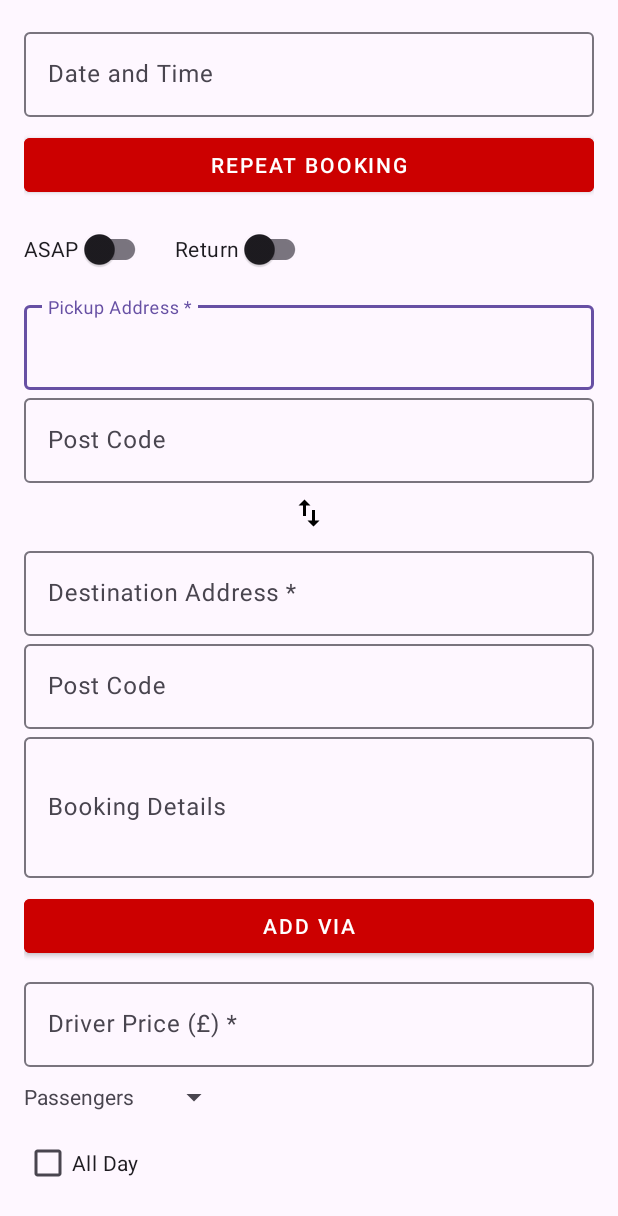
After one commit to arvindverma63/ACE_TAXI_APP, an Android app: the BookingActivity screen opened directly, with no data from a screen before it, on a phone screen of 412 x 824 dp. The commit adds this screen. Shown: the top 1216 px of the screen. Run offline under Robolectric (Android 15) with nearby library versions, the phone set to English and light mode, and no system bars.

Commit message:
Booking Form Add

```diff
--- /dev/null
+++ b/app/src/main/java/com/example/joyride/Activities/BookingActivity.java
@@ -0,0 +1,21 @@
+package com.example.joyride.Activities;
+
+import android.os.Bundle;
+
+import androidx.activity.EdgeToEdge;
+import androidx.appcompat.app.AppCompatActivity;
+import androidx.core.graphics.Insets;
+import androidx.core.view.ViewCompat;
+import androidx.core.view.WindowInsetsCompat;
+
+import com.example.joyride.R;
+
+public class BookingActivity extends AppCompatActivity {
+
+    @Override
+    protected void onCreate(Bundle savedInstanceState) {
+        super.onCreate(savedInstanceState);
+        EdgeToEdge.enable(this);
+        setContentView(R.layout.activity_booking);
+    }
+}
--- a/app/src/main/java/com/example/joyride/AlertDialogs/BookingDialog.java
+++ b/app/src/main/java/com/example/joyride/AlertDialogs/BookingDialog.java
@@ -22,12 +22,4 @@ public class BookingDialog {
         dialog.show();
     }
 
-    public void addBookingModal(){
-        AlertDialog.Builder dialog = new AlertDialog.Builder(context);
-        LayoutInflater inflater = LayoutInflater.from(context);
-        View dialogView = inflater.inflate(R.layout.add_activity_modal,null);
-        dialog.setView(dialogView);
-        dialog.setCancelable(true);
-        dialog.show();
-    }
 }
--- a/app/src/main/java/com/example/joyride/Fragments/ActivityFragment.java
+++ b/app/src/main/java/com/example/joyride/Fragments/ActivityFragment.java
@@ -2,12 +2,14 @@ package com.example.joyride.Fragments;
 
 import android.app.AlertDialog;
 import android.app.DatePickerDialog;
+import android.content.Intent;
 import android.os.Bundle;
 import android.text.Editable;
 import android.text.TextWatcher;
 import android.view.LayoutInflater;
 import android.view.View;
 import android.view.ViewGroup;
+import android.widget.Button;
 import android.widget.ImageButton;
 import android.widget.Toast;
 
@@ -17,6 +19,7 @@ import androidx.fragment.app.Fragment;
 import androidx.recyclerview.widget.LinearLayoutManager;
 import androidx.recyclerview.widget.RecyclerView;
 
+import com.example.joyride.Activities.BookingActivity;
 import com.example.joyride.Adapters.ActivityAdapter;
 import com.example.joyride.AlertDialogs.BookingDialog;
 import com.example.joyride.Models.ActivityItem;
@@ -40,11 +43,18 @@ public class ActivityFragment extends Fragment {
     private Calendar calendar;
     private SimpleDateFormat dateFormat;
     private String selectedDate;
+    private ImageButton addActivity;
 
     @Override
     public View onCreateView(LayoutInflater inflater, ViewGroup container,Bundle savedInstanceState) {
         // Inflate the layout for this fragment
-        return inflater.inflate(R.layout.fragment_activity, container, false);
+        View view = inflater.inflate(R.layout.fragment_activity, container, false);
+        addActivity = (ImageButton) view.findViewById(R.id.add_activity);
+        addActivity.setOnClickListener(view1 -> {
+           Intent intent = new Intent(getContext(),BookingActivity.class);
+           startActivity(intent);
+        });
+        return view;
     }
 
     @Override
--- a/app/src/main/java/com/example/joyride/MainActivity.java
+++ b/app/src/main/java/com/example/joyride/MainActivity.java
@@ -36,7 +36,6 @@ public class MainActivity extends AppCompatActivity {
 
         // Request notification permission for Android 13+
         requestNotificationPermission();
-
         // Fetch FCM token
         fetchFCMToken();
     }
--- a/app/src/main/java/com/example/joyride/sliders/FinalSlider.java
+++ b/app/src/main/java/com/example/joyride/sliders/FinalSlider.java
@@ -16,7 +16,6 @@ public class FinalSlider extends AppCompatActivity {
         super.onCreate(savedInstanceState);
         EdgeToEdge.enable(this);
         setContentView(R.layout.activity_final_slider);
-
         getWindow().getDecorView().setSystemUiVisibility(
                 View.SYSTEM_UI_FLAG_HIDE_NAVIGATION
                         | View.SYSTEM_UI_FLAG_IMMERSIVE_STICKY
--- /dev/null
+++ b/app/src/main/res/drawable/ic_swap.xml
@@ -0,0 +1,5 @@
+<vector xmlns:android="http://schemas.android.com/apk/res/android" android:height="24dp" android:tint="#000000" android:viewportHeight="24" android:viewportWidth="24" android:width="24dp">
+
+    <path android:fillColor="@android:color/white" android:pathData="M16,17.01V10h-2v7.01h-3L15,21l4,-3.99h-3zM9,3L5,6.99h3V14h2V6.99h3L9,3z"/>
+
+</vector>
--- a/app/src/main/res/drawable/profile_image.xml
+++ /dev/null
@@ -1,10 +0,0 @@
-
-<vector xmlns:android="http://schemas.android.com/apk/res/android"
-    android:width="48dp"
-    android:height="48dp"
-    android:viewportWidth="24"
-    android:viewportHeight="24">
-    <path
-        android:fillColor="#9E9E9E"
-        android:pathData="M12,12a5,5 0 1,1 17,7 5,5 0 0,1 12,12M12,14c-2.67,0 -8,1.34 -8,4v2h16v-2c0,-2.66 -5.33,-4 -8,-4Z" />
-</vector>
--- /dev/null
+++ b/app/src/main/res/layout/activity_booking.xml
@@ -0,0 +1,374 @@
+<?xml version="1.0" encoding="utf-8"?>
+<LinearLayout xmlns:android="http://schemas.android.com/apk/res/android"
+    xmlns:app="http://schemas.android.com/apk/res-auto"
+    xmlns:tools="http://schemas.android.com/tools"
+    android:layout_width="match_parent"
+    android:layout_height="match_parent"
+    android:orientation="vertical"
+    android:padding="16dp"
+    style="@style/formBg">
+
+
+    <ScrollView
+        android:layout_width="match_parent"
+        android:scrollbars="none"
+        android:layout_height="wrap_content">
+
+        <LinearLayout
+            android:layout_width="match_parent"
+            android:layout_height="wrap_content"
+            android:orientation="vertical">
+
+            <!-- Date and Time Picker -->
+            <com.google.android.material.textfield.TextInputLayout
+                android:layout_width="match_parent"
+                android:layout_height="wrap_content"
+                android:hint="Date and Time">
+
+                <EditText
+                    android:id="@+id/dateTimePicker"
+                    android:layout_width="match_parent"
+                    android:layout_height="wrap_content"
+                    android:focusable="false"
+                    android:inputType="none" />
+            </com.google.android.material.textfield.TextInputLayout>
+
+            <!-- Repeat Booking Button -->
+            <Button
+                android:id="@+id/repeatBookingButton"
+                android:layout_width="match_parent"
+                android:layout_height="wrap_content"
+                android:layout_marginTop="8dp"
+                android:backgroundTint="@color/buttonRed"
+                android:text="Repeat Booking"
+                android:textColor="@color/white"
+                style="@style/Widget.MaterialComponents.Button" />
+
+            <!-- Toggle Buttons for ASAP and Return -->
+            <LinearLayout
+                android:layout_width="match_parent"
+                android:layout_height="wrap_content"
+                android:orientation="horizontal"
+                android:layout_marginTop="8dp">
+
+                <com.google.android.material.switchmaterial.SwitchMaterial
+                    android:id="@+id/asapSwitch"
+                    android:layout_width="wrap_content"
+                    android:layout_height="wrap_content"
+                    android:text="ASAP" />
+
+                <com.google.android.material.switchmaterial.SwitchMaterial
+                    android:id="@+id/returnSwitch"
+                    android:layout_width="wrap_content"
+                    android:layout_height="wrap_content"
+                    android:text="Return"
+                    android:layout_marginStart="16dp" />
+            </LinearLayout>
+
+            <!-- Pickup Address -->
+            <com.google.android.material.textfield.TextInputLayout
+                android:layout_width="match_parent"
+                android:layout_height="wrap_content"
+                android:hint="Pickup Address *"
+                android:layout_marginTop="8dp">
+
+                <EditText
+                    android:id="@+id/pickupAddress"
+                    android:layout_width="match_parent"
+                    android:layout_height="wrap_content" />
+            </com.google.android.material.textfield.TextInputLayout>
+
+            <!-- Post Code -->
+            <com.google.android.material.textfield.TextInputLayout
+                android:layout_width="match_parent"
+                android:layout_height="wrap_content"
+                android:hint="Post Code">
+
+                <EditText
+                    android:id="@+id/pickupPostCode"
+                    android:layout_width="match_parent"
+                    android:layout_height="wrap_content" />
+            </com.google.android.material.textfield.TextInputLayout>
+
+            <!-- Address Swap Icon -->
+            <ImageView
+                android:layout_width="wrap_content"
+                android:layout_height="wrap_content"
+                android:src="@drawable/ic_swap"
+                android:layout_gravity="center"
+                android:layout_marginVertical="8dp" />
+
+            <!-- Destination Address -->
+            <com.google.android.material.textfield.TextInputLayout
+                android:layout_width="match_parent"
+                android:layout_height="wrap_content"
+                android:hint="Destination Address *">
+
+                <EditText
+                    android:id="@+id/destinationAddress"
+                    android:layout_width="match_parent"
+                    android:layout_height="wrap_content" />
+            </com.google.android.material.textfield.TextInputLayout>
+
+            <!-- Destination Post Code -->
+            <com.google.android.material.textfield.TextInputLayout
+                android:layout_width="match_parent"
+                android:layout_height="wrap_content"
+                android:hint="Post Code">
+
+                <EditText
+                    android:id="@+id/destinationPostCode"
+                    android:layout_width="match_parent"
+                    android:layout_height="wrap_content" />
+            </com.google.android.material.textfield.TextInputLayout>
+
+            <!-- Booking Details -->
+            <com.google.android.material.textfield.TextInputLayout
+                android:layout_width="match_parent"
+                android:layout_height="wrap_content"
+                android:hint="Booking Details">
+
+                <EditText
+                    android:id="@+id/bookingDetails"
+                    android:layout_width="match_parent"
+                    android:layout_height="wrap_content"
+                    android:inputType="textMultiLine"
+                    android:minLines="3" />
+            </com.google.android.material.textfield.TextInputLayout>
+
+            <!-- Add VIA Button -->
+            <Button
+                android:id="@+id/addViaButton"
+                android:layout_width="match_parent"
+                android:layout_height="wrap_content"
+                android:layout_marginTop="8dp"
+                android:text="Add VIA"
+                android:textColor="@color/white"
+                android:backgroundTint="@color/buttonRed"
+                style="@style/Widget.MaterialComponents.Button" />
+
+            <!-- Driver Price -->
+            <com.google.android.material.textfield.TextInputLayout
+                android:layout_width="match_parent"
+                android:layout_height="wrap_content"
+                android:hint="Driver Price (£) *"
+                android:layout_marginTop="8dp">
+
+                <EditText
+                    android:id="@+id/driverPrice"
+                    android:layout_width="match_parent"
+                    android:layout_height="wrap_content"
+                    android:inputType="numberDecimal" />
+            </com.google.android.material.textfield.TextInputLayout>
+
+            <!-- Passengers -->
+            <LinearLayout
+                android:layout_width="match_parent"
+                android:layout_height="wrap_content"
+                android:orientation="horizontal"
+                android:layout_marginTop="8dp">
+
+                <TextView
+                    android:layout_width="wrap_content"
+                    android:layout_height="wrap_content"
+                    android:text="Passengers"
+                    android:layout_gravity="center_vertical" />
+
+                <Spinner
+                    android:id="@+id/passengerSpinner"
+                    android:layout_width="wrap_content"
+                    android:layout_height="wrap_content"
+                    android:layout_marginStart="16dp"
+                    tools:ignore="TouchTargetSizeCheck" />
+            </LinearLayout>
+
+            <!-- All Day Checkbox -->
+            <CheckBox
+                android:id="@+id/allDayCheckbox"
+                android:layout_width="wrap_content"
+                android:layout_height="wrap_content"
+                android:layout_marginTop="8dp"
+                android:text="All Day" />
+
+            <!-- Get Quote Button -->
+            <Button
+                android:id="@+id/getQuoteButton"
+                android:layout_width="match_parent"
+                android:layout_height="wrap_content"
+                android:layout_marginTop="8dp"
+                android:backgroundTint="@color/buttonRed"
+                android:textColor="@color/white"
+                android:text="Get Quote"
+                style="@style/Widget.MaterialComponents.Button" />
+
+            <!-- Name -->
+            <com.google.android.material.textfield.TextInputLayout
+                android:layout_width="match_parent"
+                android:layout_height="wrap_content"
+                android:hint="Name *"
+                android:layout_marginTop="8dp">
+
+                <EditText
+                    android:id="@+id/nameField"
+                    android:layout_width="match_parent"
+                    android:layout_height="wrap_content" />
+            </com.google.android.material.textfield.TextInputLayout>
+
+            <!-- Hours and Minutes -->
+            <LinearLayout
+                android:layout_width="match_parent"
+                android:layout_height="wrap_content"
+                android:orientation="horizontal"
+                android:layout_marginTop="8dp">
+
+                <com.google.android.material.textfield.TextInputLayout
+                    android:layout_width="0dp"
+                    android:layout_weight="1"
+                    android:layout_height="wrap_content"
+                    android:hint="Hours *">
+
+                    <EditText
+                        android:id="@+id/hoursField"
+                        android:layout_width="match_parent"
+                        android:layout_height="wrap_content"
+                        android:inputType="number" />
+                </com.google.android.material.textfield.TextInputLayout>
+
+                <com.google.android.material.textfield.TextInputLayout
+                    android:layout_width="0dp"
+                    android:layout_weight="1"
+                    android:layout_height="wrap_content"
+                    android:layout_marginStart="8dp"
+                    android:hint="Minutes *">
+
+                    <EditText
+                        android:id="@+id/minutesField"
+                        android:layout_width="match_parent"
+                        android:layout_height="wrap_content"
+                        android:inputType="number" />
+                </com.google.android.material.textfield.TextInputLayout>
+            </LinearLayout>
+
+            <!-- Email -->
+            <com.google.android.material.textfield.TextInputLayout
+                android:layout_width="match_parent"
+                android:layout_height="wrap_content"
+                android:hint="Email">
+
+                <EditText
+                    android:id="@+id/emailField"
+                    android:layout_width="match_parent"
+                    android:layout_height="wrap_content"
+                    android:inputType="textEmailAddress" />
+            </com.google.android.material.textfield.TextInputLayout>
+
+            <!-- Phone and Lookup Button -->
+            <LinearLayout
+                android:layout_width="match_parent"
+                android:layout_height="wrap_content"
+                android:orientation="horizontal"
+                android:layout_marginTop="8dp">
+
+                <com.google.android.material.textfield.TextInputLayout
+                    android:layout_width="0dp"
+                    android:layout_weight="1"
+                    android:layout_height="wrap_content"
+                    android:hint="Phone">
+
+                    <EditText
+                        android:id="@+id/phoneField"
+                        android:layout_width="match_parent"
+                        android:layout_height="wrap_content"
+                        android:inputType="phone" />
+                </com.google.android.material.textfield.TextInputLayout>
+
+                <Button
+                    android:id="@+id/lookupButton"
+                    android:layout_width="wrap_content"
+                    android:layout_height="wrap_content"
+                    android:layout_marginStart="8dp"
+                    android:textColor="@color/white"
+                    android:backgroundTint="@color/buttonRed"
+                    android:text="Lookup"
+                    style="@style/Widget.MaterialComponents.Button" />
+            </LinearLayout>
+
+            <!-- Status and Scope -->
+            <LinearLayout
+                android:layout_width="match_parent"
+                android:layout_height="wrap_content"
+                android:orientation="horizontal"
+                android:layout_marginTop="8dp">
+
+                <Spinner
+                    android:id="@+id/statusSpinner"
+                    android:layout_width="0dp"
+                    android:layout_weight="1"
+                    android:layout_height="wrap_content" />
+
+                <Spinner
+                    android:id="@+id/scopeSpinner"
+                    android:layout_width="0dp"
+                    android:layout_weight="1"
+                    android:layout_height="wrap_content"
+                    android:layout_marginStart="8dp" />
+            </LinearLayout>
+
+            <!-- Allocate Driver Button -->
+            <Button
+                android:id="@+id/allocateDriverButton"
+                android:layout_width="match_parent"
+                android:layout_height="wrap_content"
+                android:layout_marginTop="8dp"
+                android:text="Allocate Driver"
+                android:textColor="@color/white"
+                android:backgroundTint="@color/buttonRed"
+                style="@style/Widget.MaterialComponents.Button" />
+
+            <!-- Cancel and Create Buttons -->
+            <LinearLayout
+                android:layout_width="match_parent"
+                android:layout_height="wrap_content"
+                android:orientation="horizontal"
+                android:layout_marginTop="8dp">
+
+                <Button
+                    android:id="@+id/cancelOnArrivalButton"
+                    android:layout_width="wrap_content"
+                    android:layout_weight="1"
+                    android:layout_height="wrap_content"
+                    android:text="Cancel On Arrival"
+                    android:layout_marginRight="2dp"
+                    android:textColor="@color/white"
+                    android:textSize="10dp"
+                    android:backgroundTint="@color/buttonRed"
+                    style="@style/Widget.MaterialComponents.Button" />
+
+                <Button
+                    android:id="@+id/cancelButton"
+                    android:layout_width="wrap_content"
+                    android:layout_weight="1"
+                    android:layout_height="wrap_content"
+                    android:textColor="@color/white"
+                    android:textSize="10dp"
+                    android:layout_marginRight="2dp"
+                    android:backgroundTint="@color/buttonRed"
+                    android:text="Cancel"
+                    style="@style/Widget.MaterialComponents.Button" />
+
+                <Button
+                    android:id="@+id/createButton"
+                    android:layout_width="wrap_content"
+                    android:textColor="@color/white"
+                    android:layout_weight="1"
+                    android:layout_height="wrap_content"
+                    android:textSize="10dp"
+                    android:backgroundTint="@color/buttonRed"
+                    android:text="Create"
+                    style="@style/Widget.MaterialComponents.Button" />
+            </LinearLayout>
+
+        </LinearLayout>
+    </ScrollView>
+
+</LinearLayout>
--- a/app/src/main/res/layout/activity_final_slider.xml
+++ b/app/src/main/res/layout/activity_final_slider.xml
@@ -4,7 +4,6 @@
     android:layout_width="match_parent"
     android:layout_height="match_parent"
     android:background="#4CAF50">
-
 
     <LinearLayout
         android:layout_width="wrap_content"
--- a/app/src/main/res/layout/add_activity_modal.xml
+++ /dev/null
@@ -1,6 +0,0 @@
-<?xml version="1.0" encoding="utf-8"?>
-<androidx.constraintlayout.widget.ConstraintLayout xmlns:android="http://schemas.android.com/apk/res/android"
-    android:layout_width="match_parent"
-    android:layout_height="match_parent">
-
-</androidx.constraintlayout.widget.ConstraintLayout>
--- a/app/src/main/res/layout/fragment_activity.xml
+++ b/app/src/main/res/layout/fragment_activity.xml
@@ -70,8 +70,6 @@
                     tools:ignore="SpeakableTextPresentCheck,TouchTargetSizeCheck" />
             </LinearLayout>
         </androidx.cardview.widget.CardView>
-
-
         <androidx.recyclerview.widget.RecyclerView
             android:id="@+id/recyclerView"
             android:layout_width="match_parent"
--- a/app/src/main/res/values-night/themes.xml
+++ b/app/src/main/res/values-night/themes.xml
@@ -19,6 +19,9 @@
     <style name="iconColor">
         <item name="android:tint">#ffffff</item>
     </style>
+    <style name="formBg">
+        <item name="backgroundColor">#ffffff</item>
+    </style>
 
 
 
--- a/app/src/main/res/values/colors.xml
+++ b/app/src/main/res/values/colors.xml
@@ -19,4 +19,5 @@
     <color name="primaryBackground">#FFFFFF</color>
     <color name="activeColor">#FF6200EE</color> <!-- Example color for active state -->
     <color name="inactiveColor">#FFBDBDBD</color> <!-- Example color for inactive state -->
+    <color name="buttonRed">#CC0000</color>
 </resources>
--- a/app/src/main/res/values/themes.xml
+++ b/app/src/main/res/values/themes.xml
@@ -24,6 +24,9 @@
     <style name="iconColor">
         <item name="android:tint">#000000</item>
     </style>
+    <style name="formBg">
+        <item name="backgroundColor">#2A4B7C</item>
+    </style>
 
 
 
```
Also changed, not shown: app/src/main/AndroidManifest.xml (+9 -3 lines).
